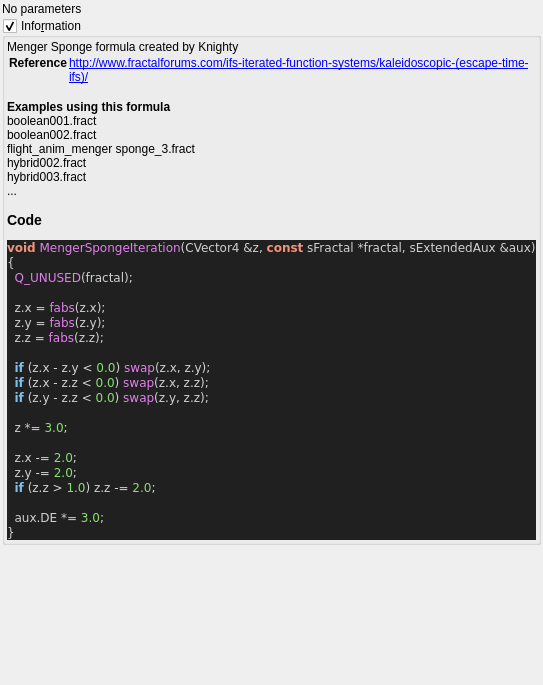
Above: mandelbulber2/formula/ui/fractal_menger_sponge.ui from buddhi1980/mandelbulber2 before the change. Below: the same form after it.
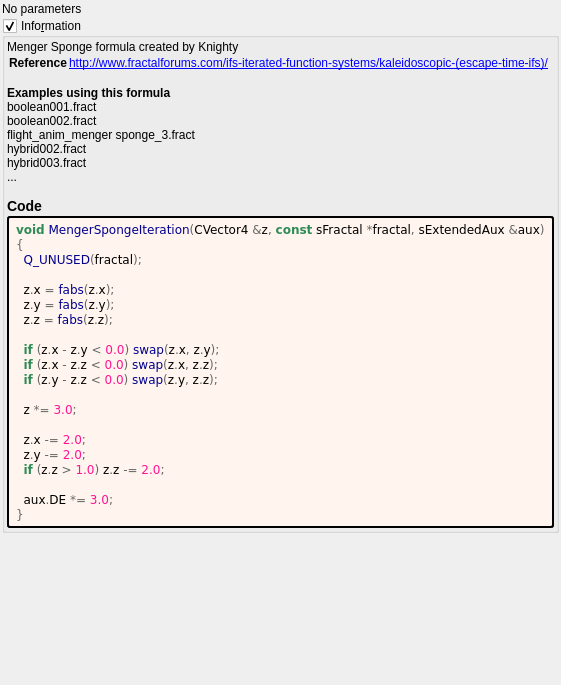
That is the form after the change. Custom widgets are drawn as their Qt base class.

Diff of the .ui file:
```diff
--- a/mandelbulber2/formula/ui/fractal_menger_sponge.ui
+++ b/mandelbulber2/formula/ui/fractal_menger_sponge.ui
@@ -64,34 +64,49 @@
        <number>2</number>
       </property>
       <item>
-       <widget class="QLabel" name="label_code_content">
+	   <widget class="QLabel" name="label_information_general">
         <property name="text">
          <string notr="true">&lt;p&gt;Menger Sponge formula created by Knighty&lt;/p&gt;&lt;table&gt;
 &lt;tr&gt;&lt;th&gt;Reference&lt;/th&gt;&lt;td&gt;&lt;a href=&quot;http://www.fractalforums.com/ifs-iterated-function-systems/kaleidoscopic-(escape-time-ifs)/&quot;&gt;http://www.fractalforums.com/ifs-iterated-function-systems/kaleidoscopic-(escape-time-ifs)/&lt;br&gt;
 &lt;/td&gt;&lt;/tr&gt;
 &lt;/table&gt;
-&lt;br&gt;&lt;b&gt;Examples using this formula&lt;/b&gt;&lt;br&gt;boolean001.fract&lt;br&gt;boolean002.fract&lt;br&gt;flight_anim_menger sponge_3.fract&lt;br&gt;hybrid002.fract&lt;br&gt;hybrid003.fract&lt;br&gt;...&lt;h3&gt;Code&lt;/h3&gt;
-&lt;body style=&quot;background-color:#202020&quot;&gt;
-&lt;pre style=&quot;color:#d0d0d0; background-color:#202020;  font-family:'Courier New',monospace;&quot;&gt;&lt;span style=&quot;color:#f09479; font-weight:bold&quot;&gt;void&lt;/span&gt; &lt;span style=&quot;color:#e47eed&quot;&gt;MengerSpongeIteration&lt;/span&gt;&lt;span style=&quot;color:#d0d0d0&quot;&gt;(&lt;/span&gt;CVector4 &lt;span style=&quot;color:#d0d0d0&quot;&gt;&amp;amp;&lt;/span&gt;z&lt;span style=&quot;color:#d0d0d0&quot;&gt;,&lt;/span&gt; &lt;span style=&quot;color:#f09479; font-weight:bold&quot;&gt;const&lt;/span&gt; sFractal &lt;span style=&quot;color:#d0d0d0&quot;&gt;*&lt;/span&gt;fractal&lt;span style=&quot;color:#d0d0d0&quot;&gt;,&lt;/span&gt; sExtendedAux &lt;span style=&quot;color:#d0d0d0&quot;&gt;&amp;amp;&lt;/span&gt;aux&lt;span style=&quot;color:#d0d0d0&quot;&gt;)&lt;/span&gt;
-&lt;span style=&quot;color:#d0d0d0&quot;&gt;{&lt;/span&gt;
-  &lt;span style=&quot;color:#e47eed&quot;&gt;Q_UNUSED&lt;/span&gt;&lt;span style=&quot;color:#d0d0d0&quot;&gt;(&lt;/span&gt;fractal&lt;span style=&quot;color:#d0d0d0&quot;&gt;);&lt;/span&gt;
+&lt;br&gt;&lt;b&gt;Examples using this formula&lt;/b&gt;&lt;br&gt;boolean001.fract&lt;br&gt;boolean002.fract&lt;br&gt;flight_anim_menger sponge_3.fract&lt;br&gt;hybrid002.fract&lt;br&gt;hybrid003.fract&lt;br&gt;...&lt;h3&gt;Code&lt;/h3&gt;</string>
+		</property>
+		<property name="wordWrap">
+		 <bool>true</bool>
+		</property>
+		<property name="openExternalLinks">
+		 <bool>true</bool>
+		</property>
+		<property name="textInteractionFlags">
+		 <set>Qt::LinksAccessibleByMouse|Qt::TextSelectableByMouse</set>
+		</property>
+		</widget>
+	   </item>
+	   <item>
+	    <widget class="QLabel" name="label_code_content">
+		 <property name="text">
+		  <string notr="true">&lt;body style=&quot;background-color:#fff5ee&quot;&gt;
+&lt;pre style=&quot;color:#000000; background-color:#fff5ee;  font-family:'Courier New',monospace;&quot;&gt;&lt;span style=&quot;color:#2e8b57; font-weight:bold&quot;&gt;void&lt;/span&gt; &lt;span style=&quot;color:#00008f&quot;&gt;MengerSpongeIteration&lt;/span&gt;&lt;span style=&quot;color:#676767&quot;&gt;(&lt;/span&gt;CVector4 &lt;span style=&quot;color:#676767&quot;&gt;&amp;amp;&lt;/span&gt;z&lt;span style=&quot;color:#676767&quot;&gt;,&lt;/span&gt; &lt;span style=&quot;color:#2e8b57; font-weight:bold&quot;&gt;const&lt;/span&gt; sFractal &lt;span style=&quot;color:#676767&quot;&gt;*&lt;/span&gt;fractal&lt;span style=&quot;color:#676767&quot;&gt;,&lt;/span&gt; sExtendedAux &lt;span style=&quot;color:#676767&quot;&gt;&amp;amp;&lt;/span&gt;aux&lt;span style=&quot;color:#676767&quot;&gt;)&lt;/span&gt;
+&lt;span style=&quot;color:#676767&quot;&gt;{&lt;/span&gt;
+  &lt;span style=&quot;color:#00008f&quot;&gt;Q_UNUSED&lt;/span&gt;&lt;span style=&quot;color:#676767&quot;&gt;(&lt;/span&gt;fractal&lt;span style=&quot;color:#676767&quot;&gt;);&lt;/span&gt;
 
-  z&lt;span style=&quot;color:#d0d0d0&quot;&gt;.&lt;/span&gt;x &lt;span style=&quot;color:#d0d0d0&quot;&gt;=&lt;/span&gt; &lt;span style=&quot;color:#e47eed&quot;&gt;fabs&lt;/span&gt;&lt;span style=&quot;color:#d0d0d0&quot;&gt;(&lt;/span&gt;z&lt;span style=&quot;color:#d0d0d0&quot;&gt;.&lt;/span&gt;x&lt;span style=&quot;color:#d0d0d0&quot;&gt;);&lt;/span&gt;
-  z&lt;span style=&quot;color:#d0d0d0&quot;&gt;.&lt;/span&gt;y &lt;span style=&quot;color:#d0d0d0&quot;&gt;=&lt;/span&gt; &lt;span style=&quot;color:#e47eed&quot;&gt;fabs&lt;/span&gt;&lt;span style=&quot;color:#d0d0d0&quot;&gt;(&lt;/span&gt;z&lt;span style=&quot;color:#d0d0d0&quot;&gt;.&lt;/span&gt;y&lt;span style=&quot;color:#d0d0d0&quot;&gt;);&lt;/span&gt;
-  z&lt;span style=&quot;color:#d0d0d0&quot;&gt;.&lt;/span&gt;z &lt;span style=&quot;color:#d0d0d0&quot;&gt;=&lt;/span&gt; &lt;span style=&quot;color:#e47eed&quot;&gt;fabs&lt;/span&gt;&lt;span style=&quot;color:#d0d0d0&quot;&gt;(&lt;/span&gt;z&lt;span style=&quot;color:#d0d0d0&quot;&gt;.&lt;/span&gt;z&lt;span style=&quot;color:#d0d0d0&quot;&gt;);&lt;/span&gt;
+  z&lt;span style=&quot;color:#676767&quot;&gt;.&lt;/span&gt;x &lt;span style=&quot;color:#676767&quot;&gt;=&lt;/span&gt; &lt;span style=&quot;color:#00008f&quot;&gt;fabs&lt;/span&gt;&lt;span style=&quot;color:#676767&quot;&gt;(&lt;/span&gt;z&lt;span style=&quot;color:#676767&quot;&gt;.&lt;/span&gt;x&lt;span style=&quot;color:#676767&quot;&gt;);&lt;/span&gt;
+  z&lt;span style=&quot;color:#676767&quot;&gt;.&lt;/span&gt;y &lt;span style=&quot;color:#676767&quot;&gt;=&lt;/span&gt; &lt;span style=&quot;color:#00008f&quot;&gt;fabs&lt;/span&gt;&lt;span style=&quot;color:#676767&quot;&gt;(&lt;/span&gt;z&lt;span style=&quot;color:#676767&quot;&gt;.&lt;/span&gt;y&lt;span style=&quot;color:#676767&quot;&gt;);&lt;/span&gt;
+  z&lt;span style=&quot;color:#676767&quot;&gt;.&lt;/span&gt;z &lt;span style=&quot;color:#676767&quot;&gt;=&lt;/span&gt; &lt;span style=&quot;color:#00008f&quot;&gt;fabs&lt;/span&gt;&lt;span style=&quot;color:#676767&quot;&gt;(&lt;/span&gt;z&lt;span style=&quot;color:#676767&quot;&gt;.&lt;/span&gt;z&lt;span style=&quot;color:#676767&quot;&gt;);&lt;/span&gt;
 
-  &lt;span style=&quot;color:#7ec0ee; font-weight:bold&quot;&gt;if&lt;/span&gt; &lt;span style=&quot;color:#d0d0d0&quot;&gt;(&lt;/span&gt;z&lt;span style=&quot;color:#d0d0d0&quot;&gt;.&lt;/span&gt;x &lt;span style=&quot;color:#d0d0d0&quot;&gt;-&lt;/span&gt; z&lt;span style=&quot;color:#d0d0d0&quot;&gt;.&lt;/span&gt;y &lt;span style=&quot;color:#d0d0d0&quot;&gt;&amp;lt;&lt;/span&gt; &lt;span style=&quot;color:#87df71&quot;&gt;0.0&lt;/span&gt;&lt;span style=&quot;color:#d0d0d0&quot;&gt;)&lt;/span&gt; &lt;span style=&quot;color:#e47eed&quot;&gt;swap&lt;/span&gt;&lt;span style=&quot;color:#d0d0d0&quot;&gt;(&lt;/span&gt;z&lt;span style=&quot;color:#d0d0d0&quot;&gt;.&lt;/span&gt;x&lt;span style=&quot;color:#d0d0d0&quot;&gt;,&lt;/span&gt; z&lt;span style=&quot;color:#d0d0d0&quot;&gt;.&lt;/span&gt;y&lt;span style=&quot;color:#d0d0d0&quot;&gt;);&lt;/span&gt;
-  &lt;span style=&quot;color:#7ec0ee; font-weight:bold&quot;&gt;if&lt;/span&gt; &lt;span style=&quot;color:#d0d0d0&quot;&gt;(&lt;/span&gt;z&lt;span style=&quot;color:#d0d0d0&quot;&gt;.&lt;/span&gt;x &lt;span style=&quot;color:#d0d0d0&quot;&gt;-&lt;/span&gt; z&lt;span style=&quot;color:#d0d0d0&quot;&gt;.&lt;/span&gt;z &lt;span style=&quot;color:#d0d0d0&quot;&gt;&amp;lt;&lt;/span&gt; &lt;span style=&quot;color:#87df71&quot;&gt;0.0&lt;/span&gt;&lt;span style=&quot;color:#d0d0d0&quot;&gt;)&lt;/span&gt; &lt;span style=&quot;color:#e47eed&quot;&gt;swap&lt;/span&gt;&lt;span style=&quot;color:#d0d0d0&quot;&gt;(&lt;/span&gt;z&lt;span style=&quot;color:#d0d0d0&quot;&gt;.&lt;/span&gt;x&lt;span style=&quot;color:#d0d0d0&quot;&gt;,&lt;/span&gt; z&lt;span style=&quot;color:#d0d0d0&quot;&gt;.&lt;/span&gt;z&lt;span style=&quot;color:#d0d0d0&quot;&gt;);&lt;/span&gt;
-  &lt;span style=&quot;color:#7ec0ee; font-weight:bold&quot;&gt;if&lt;/span&gt; &lt;span style=&quot;color:#d0d0d0&quot;&gt;(&lt;/span&gt;z&lt;span style=&quot;color:#d0d0d0&quot;&gt;.&lt;/span&gt;y &lt;span style=&quot;color:#d0d0d0&quot;&gt;-&lt;/span&gt; z&lt;span style=&quot;color:#d0d0d0&quot;&gt;.&lt;/span&gt;z &lt;span style=&quot;color:#d0d0d0&quot;&gt;&amp;lt;&lt;/span&gt; &lt;span style=&quot;color:#87df71&quot;&gt;0.0&lt;/span&gt;&lt;span style=&quot;color:#d0d0d0&quot;&gt;)&lt;/span&gt; &lt;span style=&quot;color:#e47eed&quot;&gt;swap&lt;/span&gt;&lt;span style=&quot;color:#d0d0d0&quot;&gt;(&lt;/span&gt;z&lt;span style=&quot;color:#d0d0d0&quot;&gt;.&lt;/span&gt;y&lt;span style=&quot;color:#d0d0d0&quot;&gt;,&lt;/span&gt; z&lt;span style=&quot;color:#d0d0d0&quot;&gt;.&lt;/span&gt;z&lt;span style=&quot;color:#d0d0d0&quot;&gt;);&lt;/span&gt;
+  &lt;span style=&quot;color:#2e8b57; font-weight:bold&quot;&gt;if&lt;/span&gt; &lt;span style=&quot;color:#676767&quot;&gt;(&lt;/span&gt;z&lt;span style=&quot;color:#676767&quot;&gt;.&lt;/span&gt;x &lt;span style=&quot;color:#676767&quot;&gt;-&lt;/span&gt; z&lt;span style=&quot;color:#676767&quot;&gt;.&lt;/span&gt;y &lt;span style=&quot;color:#676767&quot;&gt;&amp;lt;&lt;/span&gt; &lt;span style=&quot;color:#ff1493&quot;&gt;0.0&lt;/span&gt;&lt;span style=&quot;color:#676767&quot;&gt;)&lt;/span&gt; &lt;span style=&quot;color:#00008f&quot;&gt;swap&lt;/span&gt;&lt;span style=&quot;color:#676767&quot;&gt;(&lt;/span&gt;z&lt;span style=&quot;color:#676767&quot;&gt;.&lt;/span&gt;x&lt;span style=&quot;color:#676767&quot;&gt;,&lt;/span&gt; z&lt;span style=&quot;color:#676767&quot;&gt;.&lt;/span&gt;y&lt;span style=&quot;color:#676767&quot;&gt;);&lt;/span&gt;
+  &lt;span style=&quot;color:#2e8b57; font-weight:bold&quot;&gt;if&lt;/span&gt; &lt;span style=&quot;color:#676767&quot;&gt;(&lt;/span&gt;z&lt;span style=&quot;color:#676767&quot;&gt;.&lt;/span&gt;x &lt;span style=&quot;color:#676767&quot;&gt;-&lt;/span&gt; z&lt;span style=&quot;color:#676767&quot;&gt;.&lt;/span&gt;z &lt;span style=&quot;color:#676767&quot;&gt;&amp;lt;&lt;/span&gt; &lt;span style=&quot;color:#ff1493&quot;&gt;0.0&lt;/span&gt;&lt;span style=&quot;color:#676767&quot;&gt;)&lt;/span&gt; &lt;span style=&quot;color:#00008f&quot;&gt;swap&lt;/span&gt;&lt;span style=&quot;color:#676767&quot;&gt;(&lt;/span&gt;z&lt;span style=&quot;color:#676767&quot;&gt;.&lt;/span&gt;x&lt;span style=&quot;color:#676767&quot;&gt;,&lt;/span&gt; z&lt;span style=&quot;color:#676767&quot;&gt;.&lt;/span&gt;z&lt;span style=&quot;color:#676767&quot;&gt;);&lt;/span&gt;
+  &lt;span style=&quot;color:#2e8b57; font-weight:bold&quot;&gt;if&lt;/span&gt; &lt;span style=&quot;color:#676767&quot;&gt;(&lt;/span&gt;z&lt;span style=&quot;color:#676767&quot;&gt;.&lt;/span&gt;y &lt;span style=&quot;color:#676767&quot;&gt;-&lt;/span&gt; z&lt;span style=&quot;color:#676767&quot;&gt;.&lt;/span&gt;z &lt;span style=&quot;color:#676767&quot;&gt;&amp;lt;&lt;/span&gt; &lt;span style=&quot;color:#ff1493&quot;&gt;0.0&lt;/span&gt;&lt;span style=&quot;color:#676767&quot;&gt;)&lt;/span&gt; &lt;span style=&quot;color:#00008f&quot;&gt;swap&lt;/span&gt;&lt;span style=&quot;color:#676767&quot;&gt;(&lt;/span&gt;z&lt;span style=&quot;color:#676767&quot;&gt;.&lt;/span&gt;y&lt;span style=&quot;color:#676767&quot;&gt;,&lt;/span&gt; z&lt;span style=&quot;color:#676767&quot;&gt;.&lt;/span&gt;z&lt;span style=&quot;color:#676767&quot;&gt;);&lt;/span&gt;
 
-  z &lt;span style=&quot;color:#d0d0d0&quot;&gt;*=&lt;/span&gt; &lt;span style=&quot;color:#87df71&quot;&gt;3.0&lt;/span&gt;&lt;span style=&quot;color:#d0d0d0&quot;&gt;;&lt;/span&gt;
+  z &lt;span style=&quot;color:#676767&quot;&gt;*=&lt;/span&gt; &lt;span style=&quot;color:#ff1493&quot;&gt;3.0&lt;/span&gt;&lt;span style=&quot;color:#676767&quot;&gt;;&lt;/span&gt;
 
-  z&lt;span style=&quot;color:#d0d0d0&quot;&gt;.&lt;/span&gt;x &lt;span style=&quot;color:#d0d0d0&quot;&gt;-=&lt;/span&gt; &lt;span style=&quot;color:#87df71&quot;&gt;2.0&lt;/span&gt;&lt;span style=&quot;color:#d0d0d0&quot;&gt;;&lt;/span&gt;
-  z&lt;span style=&quot;color:#d0d0d0&quot;&gt;.&lt;/span&gt;y &lt;span style=&quot;color:#d0d0d0&quot;&gt;-=&lt;/span&gt; &lt;span style=&quot;color:#87df71&quot;&gt;2.0&lt;/span&gt;&lt;span style=&quot;color:#d0d0d0&quot;&gt;;&lt;/span&gt;
-  &lt;span style=&quot;color:#7ec0ee; font-weight:bold&quot;&gt;if&lt;/span&gt; &lt;span style=&quot;color:#d0d0d0&quot;&gt;(&lt;/span&gt;z&lt;span style=&quot;color:#d0d0d0&quot;&gt;.&lt;/span&gt;z &lt;span style=&quot;color:#d0d0d0&quot;&gt;&amp;gt;&lt;/span&gt; &lt;span style=&quot;color:#87df71&quot;&gt;1.0&lt;/span&gt;&lt;span style=&quot;color:#d0d0d0&quot;&gt;)&lt;/span&gt; z&lt;span style=&quot;color:#d0d0d0&quot;&gt;.&lt;/span&gt;z &lt;span style=&quot;color:#d0d0d0&quot;&gt;-=&lt;/span&gt; &lt;span style=&quot;color:#87df71&quot;&gt;2.0&lt;/span&gt;&lt;span style=&quot;color:#d0d0d0&quot;&gt;;&lt;/span&gt;
+  z&lt;span style=&quot;color:#676767&quot;&gt;.&lt;/span&gt;x &lt;span style=&quot;color:#676767&quot;&gt;-=&lt;/span&gt; &lt;span style=&quot;color:#ff1493&quot;&gt;2.0&lt;/span&gt;&lt;span style=&quot;color:#676767&quot;&gt;;&lt;/span&gt;
+  z&lt;span style=&quot;color:#676767&quot;&gt;.&lt;/span&gt;y &lt;span style=&quot;color:#676767&quot;&gt;-=&lt;/span&gt; &lt;span style=&quot;color:#ff1493&quot;&gt;2.0&lt;/span&gt;&lt;span style=&quot;color:#676767&quot;&gt;;&lt;/span&gt;
+  &lt;span style=&quot;color:#2e8b57; font-weight:bold&quot;&gt;if&lt;/span&gt; &lt;span style=&quot;color:#676767&quot;&gt;(&lt;/span&gt;z&lt;span style=&quot;color:#676767&quot;&gt;.&lt;/span&gt;z &lt;span style=&quot;color:#676767&quot;&gt;&amp;gt;&lt;/span&gt; &lt;span style=&quot;color:#ff1493&quot;&gt;1.0&lt;/span&gt;&lt;span style=&quot;color:#676767&quot;&gt;)&lt;/span&gt; z&lt;span style=&quot;color:#676767&quot;&gt;.&lt;/span&gt;z &lt;span style=&quot;color:#676767&quot;&gt;-=&lt;/span&gt; &lt;span style=&quot;color:#ff1493&quot;&gt;2.0&lt;/span&gt;&lt;span style=&quot;color:#676767&quot;&gt;;&lt;/span&gt;
 
-  aux&lt;span style=&quot;color:#d0d0d0&quot;&gt;.&lt;/span&gt;DE &lt;span style=&quot;color:#d0d0d0&quot;&gt;*=&lt;/span&gt; &lt;span style=&quot;color:#87df71&quot;&gt;3.0&lt;/span&gt;&lt;span style=&quot;color:#d0d0d0&quot;&gt;;&lt;/span&gt;
-&lt;span style=&quot;color:#d0d0d0&quot;&gt;}&lt;/span&gt;
+  aux&lt;span style=&quot;color:#676767&quot;&gt;.&lt;/span&gt;DE &lt;span style=&quot;color:#676767&quot;&gt;*=&lt;/span&gt; &lt;span style=&quot;color:#ff1493&quot;&gt;3.0&lt;/span&gt;&lt;span style=&quot;color:#676767&quot;&gt;;&lt;/span&gt;
+&lt;span style=&quot;color:#676767&quot;&gt;}&lt;/span&gt;
 &lt;/pre&gt;
 &lt;/body&gt;</string>
         </property>
@@ -104,6 +119,9 @@
         <property name="textInteractionFlags">
          <set>Qt::LinksAccessibleByMouse|Qt::TextSelectableByMouse</set>
         </property>
+		 <property name="styleSheet">
+		  <string notr="true">border-style: outset; border-width: 2px; border-radius: 3px; border-color: black; background-color: #fff5ee; padding: 4px;</string>
+		  </property>
        </widget>
       </item>
      </layout>
```
Lines whose indentation alone changed are shown as unchanged.
